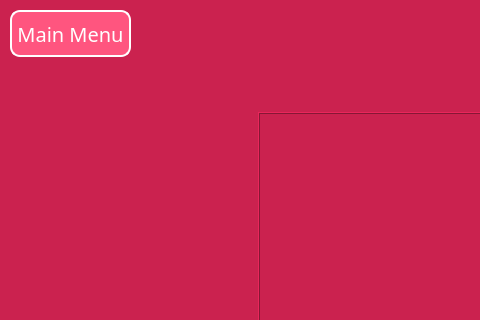
The window that UI/shortBreak.ui (RamaNahawandi/TimeTrackingProject) describes before a commit, drawn with Qt 5; both pictures show x 0 to 480 and y 0 to 320 of the 795 by 600 pixel window.
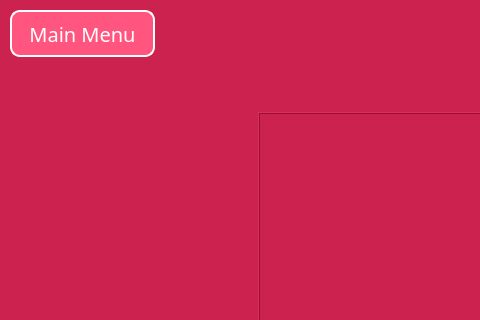
The same window after the commit.

Patch:
```diff
--- a/UI/shortBreak.ui
+++ b/UI/shortBreak.ui
@@ -34,7 +34,7 @@
      <rect>
       <x>10</x>
       <y>10</y>
-      <width>121</width>
+      <width>145</width>
       <height>47</height>
      </rect>
     </property>
```
